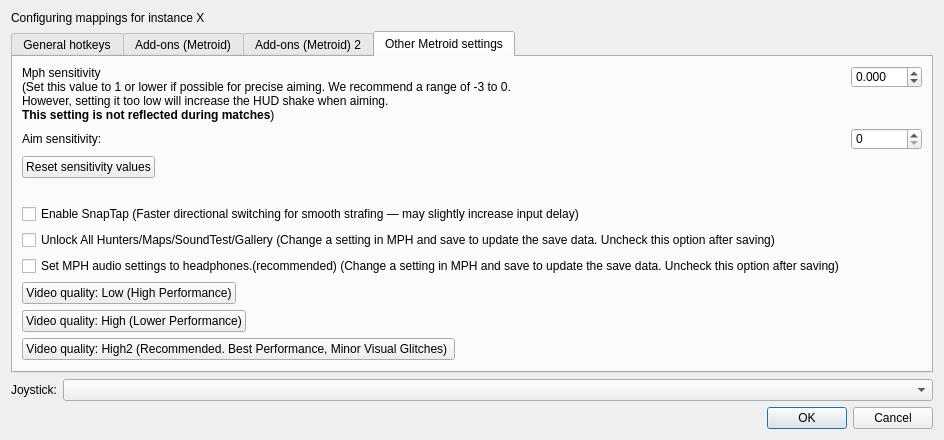
First picture: the form in src/frontend/qt_sdl/InputConfig/InputConfigDialog.ui, repository ag-advania/melonPrimeDS, before the edit.
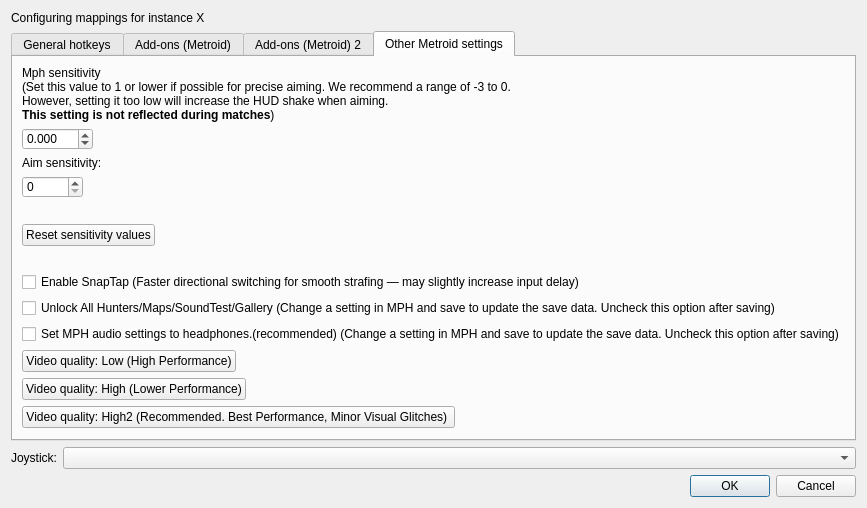
Second picture: the form after the edit. The open tabs and pages were chosen to show the change.

What changed in the file:
```diff
--- a/src/frontend/qt_sdl/InputConfig/InputConfigDialog.ui
+++ b/src/frontend/qt_sdl/InputConfig/InputConfigDialog.ui
@@ -2325,7 +2325,7 @@
 						</property>
 					</widget>
 				</item>
-				<item row="0" column="1">
+				<item row="1" column="0">
 					<!-- Double spin box for aim sensitivity value (range: -5.0 ~ 155.0) -->
 					<widget class="QDoubleSpinBox" name="metroidMphSensitvitySpinBox">
 						<property name="minimum">
@@ -2347,7 +2347,7 @@
 				</item>
 
 				<!-- Aim sensitivity configuration -->
-			    <item row="1" column="0">
+			    <item row="2" column="0">
 				    <!-- Label for aim sensitivity -->
 				    <widget class="QLabel" name="metroidAimSensitvityLabel">
 					    <property name="text">
@@ -2355,7 +2355,7 @@
 					    </property>
 				    </widget>
 			    </item>
-			    <item row="1" column="1">
+			    <item row="3" column="0">
 				    <!-- Spin box for aim sensitivity value (range: 0-99999) -->
 				    <widget class="QSpinBox" name="metroidAimSensitvitySpinBox">
 					    <property name="minimum">
@@ -2370,8 +2370,17 @@
 				    </widget>
 			    </item>
 
+				<!-- Add vertical spacing -->
+				<item row="4" column="0">
+					<widget class="QLabel" name="emptyLabel">
+						<property name="text">
+							<string> </string>
+						</property>
+					</widget>
+				</item>
+
 			    <!-- Reset button for sensitivity settings -->
-			    <item row="2" column="0">
+			    <item row="5" column="0">
 				    <widget class="QPushButton" name="metroidResetSensitivityValues">
 					    <property name="text">
 						    <string>Reset sensitivity values</string>
@@ -2380,7 +2389,7 @@
 			    </item>
 
 			    <!-- Add vertical spacing -->
-			    <item row="3" column="0">
+			    <item row="6" column="0">
 				    <widget class="QLabel" name="emptyLabel">
 					    <property name="text">
 						    <string> </string>
@@ -2389,7 +2398,7 @@
 			    </item>
 
 				<!-- SnapTap -->
-				<item row="4" column="0">
+				<item row="7" column="0">
 					<widget class="QCheckBox" name="cbMetroidEnableSnapTap">
 						<property name="text">
 							<string>Enable SnapTap (Faster directional switching for smooth strafing — may slightly increase input delay)</string>
@@ -2397,7 +2406,7 @@
 					</widget>
 				</item>
 				
-				<item row="5" column="0">
+				<item row="8" column="0">
 					<widget class="QCheckBox" name="cbMetroidUnlockAll">
 						<property name="text">
 							<string>Unlock All Hunters/Maps/SoundTest/Gallery (Change a setting in MPH and save to update the save data. Uncheck this option after saving)</string>
@@ -2405,7 +2414,7 @@
 					</widget>
 				</item>
 
-				<item row="6" column="0">
+				<item row="9" column="0">
 					<widget class="QCheckBox" name="cbMetroidApplyHeadphone">
 						<property name="text">
 							<string>Set MPH audio settings to headphones.(recommended) (Change a setting in MPH and save to update the save data. Uncheck this option after saving)</string>
@@ -2414,7 +2423,7 @@
 				</item>
 
 				<!-- Low quality -->
-			    <item row="7" column="0">
+			    <item row="10" column="0">
 				    <widget class="QPushButton" name="metroidSetVideoQualityToLow">
 					    <property name="text">
 						    <string>Video quality: Low (High Performance)</string>
@@ -2423,7 +2432,7 @@
 			    </item>
 
 			    <!-- High quality -->
-			    <item row="8" column="0">
+			    <item row="11" column="0">
 				    <widget class="QPushButton" name="metroidSetVideoQualityToHigh">
 					    <property name="text">
 						    <string>Video quality: High (Lower Performance)</string>
@@ -2432,7 +2441,7 @@
 			    </item>
 
 				<!-- High2 quality -->
-				<item row="9" column="0">
+				<item row="12" column="0">
 					<widget class="QPushButton" name="metroidSetVideoQualityToHigh2">
 						<property name="text">
 							<string>Video quality: High2 (Recommended. Best Performance, Minor Visual Glitches) </string>
```
